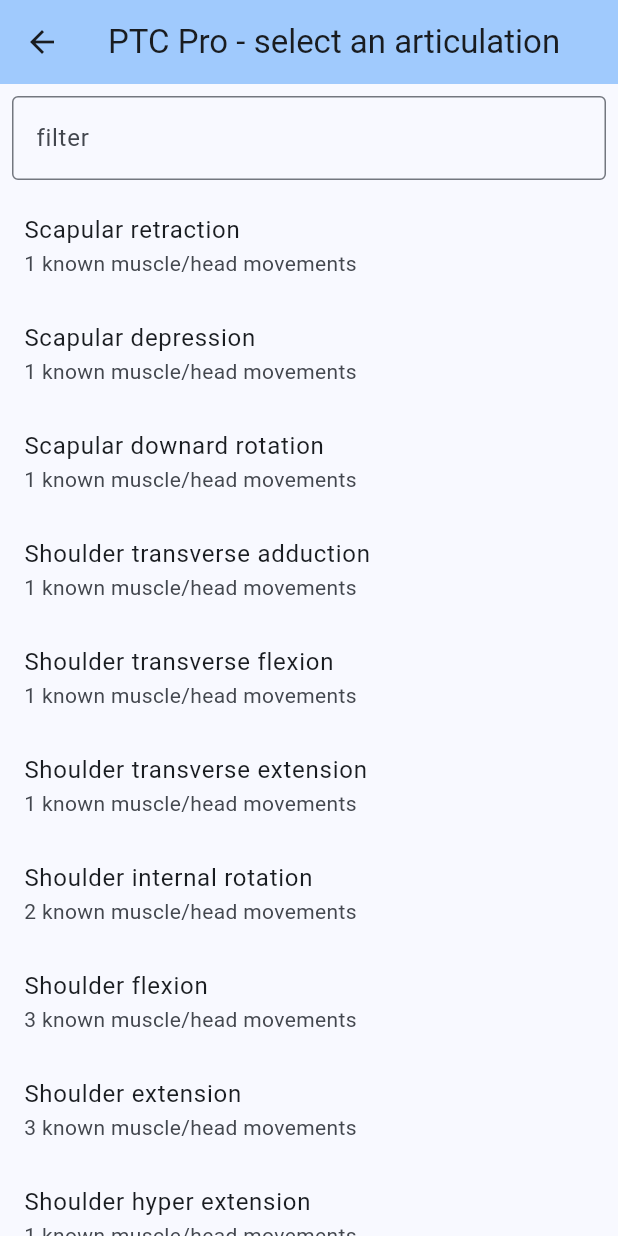
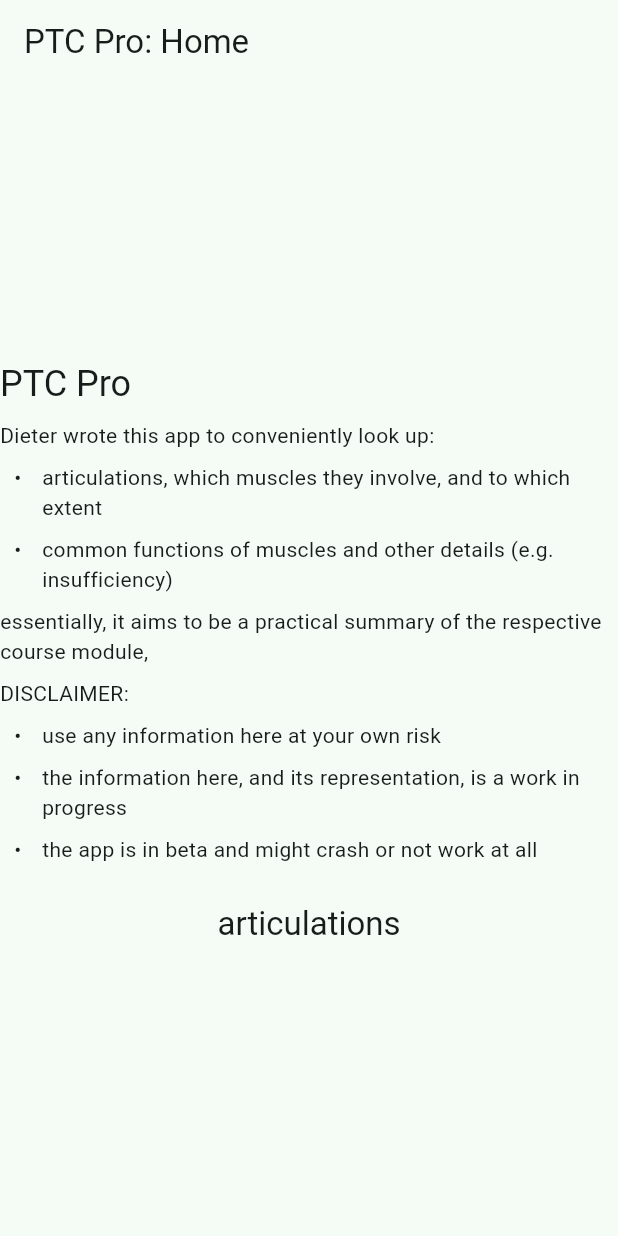
Before and after one commit to Dieterbe/body.build, a Flutter app: the screen it shows after launch, on a phone screen of 412 x 824 dp. Run offline on Flutter 3.47's test engine with Material 3 defaults, Android fonts, the phone set to English and light mode, and no system bars; drawn by our look-alikes of flutter_markdown.

Commit message:
v1 of muscle ranges

```diff
--- a/lib/movements.dart
+++ b/lib/backend/movements.dart
@@ -1,5 +1,5 @@
-import 'package:ptc/articulations.dart';
-import 'package:ptc/muscles.dart';
+import 'package:ptc/backend/articulations.dart';
+import 'package:ptc/backend/muscles.dart';
 
 class Movement {
   Movement({
@@ -151,8 +151,8 @@ final movements = [
   Movement(
     articulation: Articulation.shoulderFlexion,
     muscle: Muscle.latissimusDorsi,
-    rangeBegin: 0,
-    rangeEnd: -60,
+    rangeBegin: -60,
+    rangeEnd: 0,
   ),
   Movement(
     // very weak due to low internal moment arm
--- a/lib/main.dart
+++ b/lib/main.dart
@@ -1,7 +1,7 @@
 import 'package:flutter/material.dart';
-import 'package:ptc/articulations.dart';
-import 'package:ptc/movements.dart';
-import 'package:ptc/util.dart';
+import 'package:ptc/ui/articulation_screen.dart';
+import 'package:ptc/ui/articulations_screen.dart';
+import 'package:ptc/ui/home_screen.dart';
 
 void main() {
   runApp(const MyApp());
@@ -14,115 +14,17 @@ class MyApp extends StatelessWidget {
   @override
   Widget build(BuildContext context) {
     return MaterialApp(
-      title: 'PTC Pro',
-      theme: ThemeData(
-        colorScheme: ColorScheme.fromSeed(seedColor: Colors.blue),
-        useMaterial3: true,
-      ),
-      home: const MyHomePage(title: 'PTC Pro'),
-    );
+        title: 'PTC Pro',
+        darkTheme: ThemeData.dark(),
+        theme: ThemeData(
+          colorScheme: ColorScheme.fromSeed(
+              seedColor: Color.fromARGB(255, 15, 209, 157)),
+          useMaterial3: true,
+        ),
+        home: const HomeScreen(),
+        routes: {
+          ArticulationsScreen.routeName: (ctx) => const ArticulationsScreen(),
+          ArticulationScreen.routeName: (ctx) => const ArticulationScreen(),
+        });
   }
 }
-
-class MyHomePage extends StatefulWidget {
-  const MyHomePage({super.key, required this.title});
-
-  final String title;
-
-  @override
-  State<MyHomePage> createState() => _MyHomePageState();
-}
-
-class _MyHomePageState extends State<MyHomePage> {
-  Articulation? articulation;
-  String _filter = '';
-  @override
-  Widget build(BuildContext context) {
-    String varTitle = 'select an articulation';
-    if (articulation != null) {
-      varTitle = articulation!.name;
-    }
-    return Scaffold(
-      appBar: AppBar(
-        backgroundColor: Theme.of(context).colorScheme.inversePrimary,
-        leading: IconButton(
-          icon: const Icon(Icons.arrow_back),
-          onPressed: () {
-            setState(() {
-              articulation = null;
-            });
-            // Navigator.pop(context);
-          },
-        ),
-        title: Text('${widget.title} - $varTitle'),
-      ),
-      body: Column(
-        children: [
-          Padding(
-            padding: const EdgeInsets.all(8.0),
-            child: TextField(
-              decoration: const InputDecoration(
-                border: OutlineInputBorder(),
-                hintText: 'filter',
-              ),
-              onChanged: (value) {
-                setState(() {
-                  _filter = value;
-                });
-              },
-            ),
-          ),
-          articulation == null
-              ? Expanded(
-                  child: ListView.builder(
-                    itemCount: Articulation.values
-                        .where((a) => a.name
-                            .toLowerCase()
-                            .contains(_filter.toLowerCase()))
-                        .length,
-                    itemBuilder: (context, index) {
-                      final articulation = Articulation.values
-                          .where((a) => a.name
-                              .toLowerCase()
-                              .contains(_filter.toLowerCase()))
-                          .toList()[index];
-                      return ListTile(
-                        title: Text(articulation.name.camelToTitle()),
-                        subtitle: Text(
-                            '${movements.where((m) => m.articulation == articulation).length} known muscle/head movements'),
-                        onTap: () {
-                          setState(() {
-                            this.articulation = articulation;
-                          });
-                        },
-                      );
-                    },
-                  ),
-                )
-              : Expanded(
-                  child: ListView.builder(
-                    itemCount: movements
-                        .where((m) => m.articulation == articulation)
-                        .toList()
-                        .length,
-                    itemBuilder: (context, index) {
-                      final movement = movements
-                          .where((m) => m.articulation == articulation)
-                          .toList()[index];
-                      return ListTile(
-                        title: Text(movement.muscle.name.camelToTitle() +
-                            (movement.head != null
-                                ? ' (${movement.head!} head)'
-                                : '')),
-                        subtitle: Text(
-                          '${movement.rangeBegin} - ${movement.rangeEnd}${movement.momentMax != null ? ' (max moment @ ${movement.momentMax})' : ''}',
-                        ),
-                      );
-                    },
-                  ),
-                ),
-        ],
-      ),
-    );
-  }
-}
--- /dev/null
+++ b/lib/ui/home_screen.dart
@@ -0,0 +1,46 @@
+import 'package:flutter/material.dart';
+import 'package:flutter_markdown/flutter_markdown.dart';
+
+class HomeScreen extends StatelessWidget {
+  const HomeScreen({super.key});
+
+  static const String markdownSource = '''
+# PTC Pro
+
+Dieter wrote this app to conveniently look up:
+* articulations, which muscles they involve, and to which extent
+* common functions of muscles and other details (e.g. insufficiency)
+
+essentially, it aims to be a practical summary of the respective course module,
+
+
+DISCLAIMER:
+* use any information here at your own risk
+* the information here, and its representation, is a work in progress
+* the app is in beta and might crash or not work at all
+''';
+
+  @override
+  Widget build(BuildContext context) {
+    return Scaffold(
+      appBar: AppBar(
+        title: const Text('PTC Pro: Home'),
+      ),
+      body: Center(
+          child: Column(
+        mainAxisAlignment: MainAxisAlignment.center,
+        children: [
+          const MarkdownBody(data: markdownSource),
+          const SizedBox(height: 16),
+          TextButton(
+            onPressed: () {
+              Navigator.pushNamed(context, '/articulations');
+            },
+            child: Text('articulations',
+                style: Theme.of(context).textTheme.titleLarge),
+          )
+        ],
+      )),
+    );
+  }
+}
--- a/pubspec.yaml
+++ b/pubspec.yaml
@@ -35,6 +35,7 @@ dependencies:
   # The following adds the Cupertino Icons font to your application.
   # Use with the CupertinoIcons class for iOS style icons.
   cupertino_icons: ^1.0.6
+  flutter_markdown: ^0.7.3+1
 
 dev_dependencies:
   flutter_test:
```
Also changed, not shown: lib/backend/muscles.dart (renamed from lib/muscles.dart, +6 -2 lines), lib/ui/articulation_screen.dart (added, +39 -0 lines), lib/ui/articulations_screen.dart (added, +81 -0 lines), lib/ui/chart_widget.dart (added, +60 -0 lines), lib/ui/range_widget.dart (added, +172 -0 lines), lib/util.dart (+8 -0 lines), lib/backend/articulations.dart (renamed from lib/articulations.dart), lib/backend/bones.dart (renamed from lib/bones.dart), lib/backend/exercises.dart (renamed from lib/exercises.dart), pubspec.lock.
